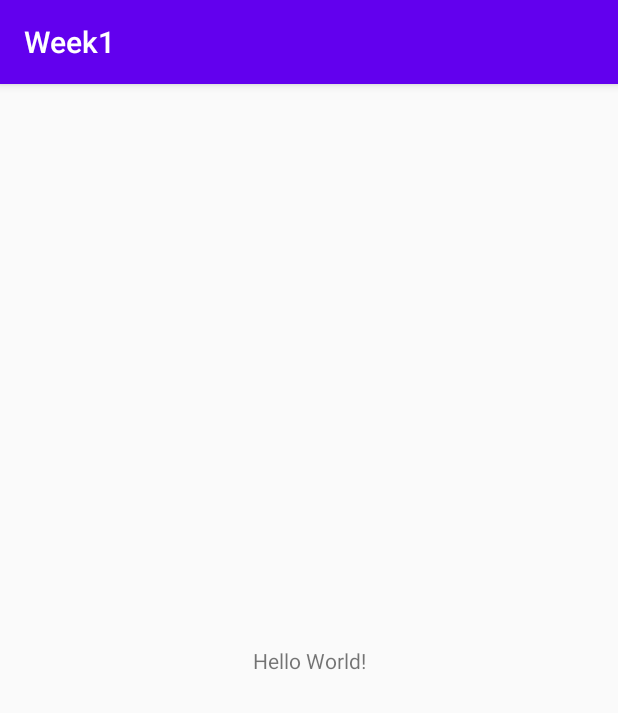
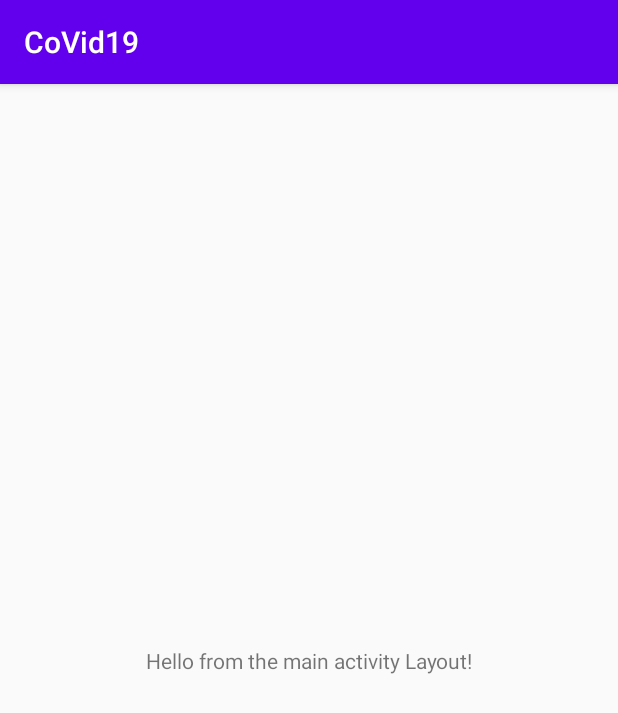
Before and after one commit to 21-jia/Week1, an Android app: the screen it shows after launch (MainActivity), on a phone screen of 412 x 824 dp. Shown: the top 713 px of the screen. Run offline under Robolectric (Android 15) with nearby library versions, the phone set to English and light mode, and no system bars.

Commit message:
docs: minor text changes to activity_main layout for wk1

```diff
--- a/app/src/main/res/layout/activity_main.xml
+++ b/app/src/main/res/layout/activity_main.xml
@@ -9,7 +9,7 @@
     <TextView
         android:layout_width="wrap_content"
         android:layout_height="wrap_content"
-        android:text="Hello World!"
+        android:text="@string/app_intro_msg"
         app:layout_constraintBottom_toBottomOf="parent"
         app:layout_constraintLeft_toLeftOf="parent"
         app:layout_constraintRight_toRightOf="parent"
--- a/app/src/main/res/values/strings.xml
+++ b/app/src/main/res/values/strings.xml
@@ -1,3 +1,4 @@
 <resources>
-    <string name="app_name">Week1</string>
+    <string name="app_name">CoVid19</string>
+    <string name="app_intro_msg">Hello from the main activity Layout! </string>
 </resources>
```
